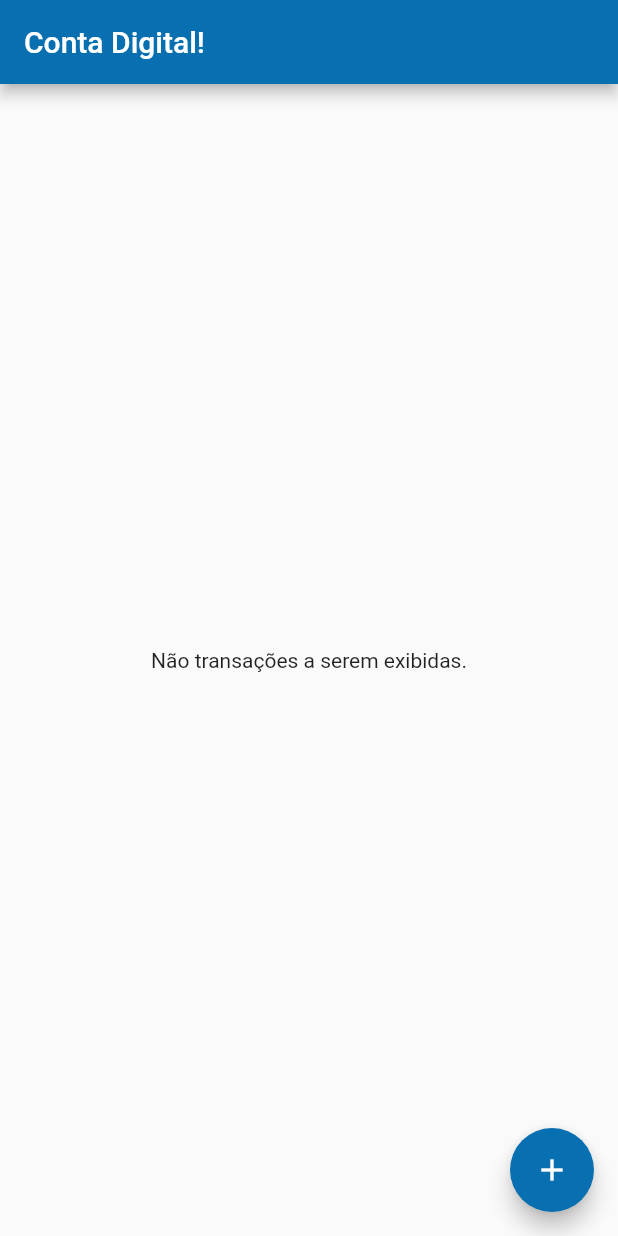
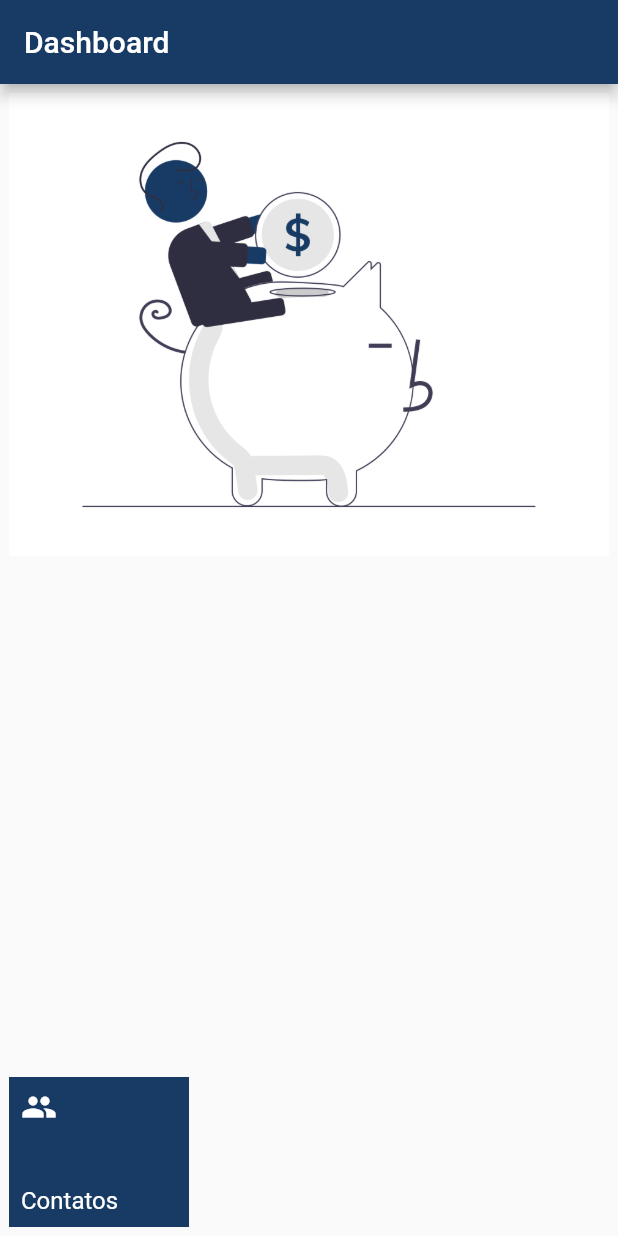
Before and after one commit to matheusnascgomes/digital_account, a Flutter app: the screen it shows after launch, on a phone screen of 412 x 824 dp. Run offline on Flutter 3.47's test engine with Material 2 defaults, Android fonts, the phone set to English and light mode, and no system bars.

Commit message:
feat: :sparkles: Implements dashboard screen

```diff
--- a/lib/routes.dart
+++ b/lib/routes.dart
@@ -1,8 +1,12 @@
+import 'package:conta_digital/screens/contacts.dart';
+import 'package:conta_digital/screens/dashboard.dart';
 import 'package:conta_digital/screens/transfer/form.dart';
 import 'package:conta_digital/screens/transfer/list.dart';
 import 'package:flutter/material.dart';
 
 final Map<String, WidgetBuilder> routes = {
-  '/': (context) => TransferList(),
+  '/': (context) => Dashboard(),
+  '/contacts': (context) => Contacts(),
+  '/transfers': (context) => TransferList(),
   '/form': (context) => TransferForm()
 };
--- /dev/null
+++ b/lib/screens/contacts.dart
@@ -0,0 +1,12 @@
+import 'package:flutter/material.dart';
+
+class Contacts extends StatelessWidget {
+  const Contacts({Key? key}) : super(key: key);
+
+  @override
+  Widget build(BuildContext context) {
+    return Scaffold(
+      appBar: AppBar(title: Text('Contatos'),),
+    );
+  }
+}
--- /dev/null
+++ b/lib/screens/dashboard.dart
@@ -0,0 +1,52 @@
+import 'package:conta_digital/theme/theme.dart';
+import 'package:flutter/material.dart';
+
+class Dashboard extends StatelessWidget {
+  @override
+  Widget build(BuildContext context) {
+    return Scaffold(
+      appBar: AppBar(
+        title: Text('Dashboard'),
+      ),
+      body: Padding(
+        padding: const EdgeInsets.all(6.0),
+        child: Column(
+          crossAxisAlignment: CrossAxisAlignment.start,
+          mainAxisAlignment: MainAxisAlignment.spaceBetween,
+          children: [
+            Image.asset('images/bytebank_logo.png'),
+            Material(
+              color: defaultPrimaryColor,
+              child: InkWell(
+                onTap: () {
+                  Navigator.pushNamed(context, '/contacts');
+                },
+                child: Container(
+                  height: 100,
+                  width: 120,
+                  child: Padding(
+                    padding: const EdgeInsets.all(8.0),
+                    child: Column(
+                      crossAxisAlignment: CrossAxisAlignment.start,
+                      mainAxisAlignment: MainAxisAlignment.spaceBetween,
+                      children: [
+                        Icon(
+                          Icons.people,
+                          color: Colors.white,
+                        ),
+                        Text(
+                          'Contatos',
+                          style: TextStyle(color: Colors.white, fontSize: 16.0),
+                        ),
+                      ],
+                    ),
+                  ),
+                ),
+              ),
+            ),
+          ],
+        ),
+      ),
+    );
+  }
+}
--- a/lib/theme/theme.dart
+++ b/lib/theme/theme.dart
@@ -1,12 +1,12 @@
 import 'package:flutter/material.dart';
 
-final Color color = Color.fromRGBO(8, 111, 176, 1);
+final Color defaultPrimaryColor = Color.fromRGBO(24, 59, 101, 1);
 
 final ThemeData theme = ThemeData(
-  primaryColor: color,
-  accentColor: color,
+  primaryColor: defaultPrimaryColor,
+  accentColor: defaultPrimaryColor,
   buttonTheme: ButtonThemeData(
-    buttonColor: color,
+    buttonColor: defaultPrimaryColor,
     textTheme: ButtonTextTheme.primary,
   ),
 );
--- a/pubspec.yaml
+++ b/pubspec.yaml
@@ -45,9 +45,9 @@ flutter:
   uses-material-design: true
 
   # To add assets to your application, add an assets section, like this:
-  # assets:
-  #   - images/a_dot_burr.jpeg
-  #   - images/a_dot_ham.jpeg
+  assets:
+    - images/bytebank_logo.png
+    - images/bytebank_logo.svg
 
   # An image asset can refer to one or more resolution-specific "variants", see
   # https://flutter.dev/assets-and-images/#resolution-aware.
```
Also changed, not shown: images/bytebank_logo.png (added).
